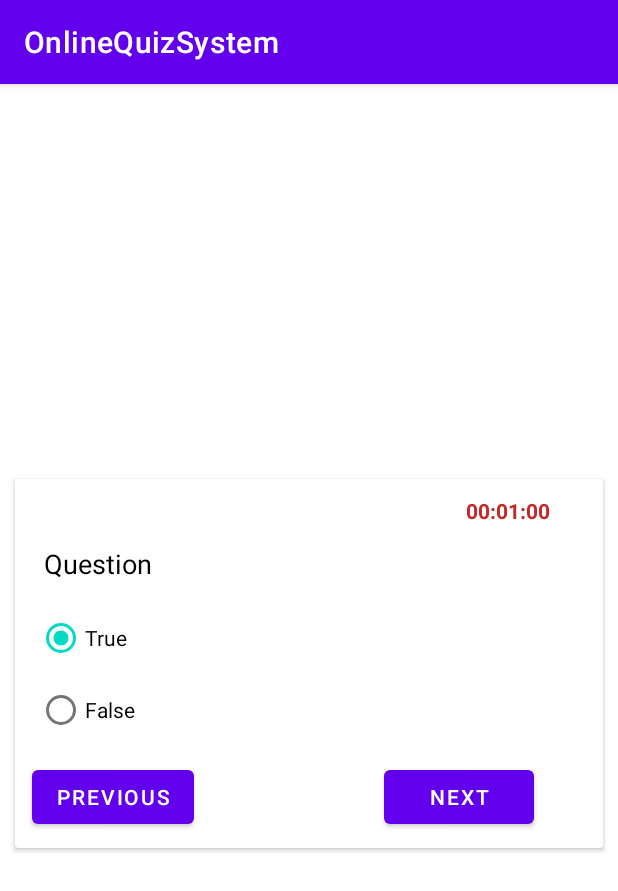
After one commit to ZaeemRiaz/Online-Quiz-System, an Android app: the AttemptQuiz screen opened directly, with no data from a screen before it, on a phone screen of 412 x 824 dp. The commit adds this screen. Shown: the top 891 px of the screen. Run offline under Robolectric (Android 15) with nearby library versions, the phone set to English and light mode, and no system bars.

Commit message:
attempt quiz files added

```diff
--- a/app/src/main/AndroidManifest.xml
+++ b/app/src/main/AndroidManifest.xml
@@ -9,7 +9,9 @@
         android:roundIcon="@mipmap/ic_launcher_round"
         android:supportsRtl="true"
         android:theme="@style/Theme.OnlineQuizSystem">
-        <activity android:name=".Login"></activity>
+        <activity android:name=".AttemptQuiz" />
+        <activity android:name=".ListOfQuizesStudentSide" />
+        <activity android:name=".Login" />
         <activity android:name=".InstructorAddEditQuestion" />
         <activity android:name=".InstructorQuizListActivity" />
         <activity android:name=".InstructorQuizBankListActivity" />
--- /dev/null
+++ b/app/src/main/java/com/se/onlinequizsystem/AttemptQuiz.java
@@ -0,0 +1,14 @@
+package com.se.onlinequizsystem;
+
+import androidx.appcompat.app.AppCompatActivity;
+
+import android.os.Bundle;
+
+public class AttemptQuiz extends AppCompatActivity {
+
+    @Override
+    protected void onCreate(Bundle savedInstanceState) {
+        super.onCreate(savedInstanceState);
+        setContentView(R.layout.attempt_quiz_truefalse);
+    }
+}
--- /dev/null
+++ b/app/src/main/res/layout/attempt_quiz_truefalse.xml
@@ -0,0 +1,114 @@
+<?xml version="1.0" encoding="utf-8"?>
+<androidx.constraintlayout.widget.ConstraintLayout xmlns:android="http://schemas.android.com/apk/res/android"
+    xmlns:app="http://schemas.android.com/apk/res-auto"
+    xmlns:tools="http://schemas.android.com/tools"
+    android:orientation="horizontal" android:layout_width="match_parent"
+    android:layout_height="match_parent">
+
+
+    <androidx.cardview.widget.CardView
+        android:layout_marginRight="10dp"
+        android:layout_marginLeft="10dp"
+        android:layout_marginTop="10dp"
+        android:layout_marginBottom="5dp"
+        android:paddingBottom="15dp"
+        android:layout_width="match_parent"
+        android:layout_height="wrap_content"
+        app:layout_constraintBottom_toBottomOf="parent"
+        app:layout_constraintEnd_toEndOf="parent"
+        app:layout_constraintStart_toStartOf="parent"
+        app:layout_constraintTop_toTopOf="parent">
+
+        <androidx.constraintlayout.widget.ConstraintLayout
+            android:layout_width="match_parent"
+            android:layout_height="wrap_content"
+            android:layout_marginBottom="10dp">
+
+
+            <TextView
+                android:id="@+id/mcq_tf_question"
+                android:layout_width="wrap_content"
+                android:layout_height="wrap_content"
+                android:text=" Question"
+                android:textColor="@color/black"
+                android:textSize="18sp"
+                app:layout_constraintBottom_toBottomOf="parent"
+                app:layout_constraintEnd_toEndOf="parent"
+                app:layout_constraintHorizontal_bias="0.046"
+                app:layout_constraintStart_toStartOf="parent"
+                app:layout_constraintTop_toTopOf="parent"
+                app:layout_constraintVertical_bias="0.208" />
+
+            <RadioGroup
+                android:id="@+id/mcq_tf_myRadioGroup"
+                android:layout_width="wrap_content"
+
+                android:layout_height="wrap_content"
+                android:paddingBottom="10dp"
+                android:checkedButton="@+id/mcq_tf_sound"
+                app:layout_constraintBottom_toBottomOf="parent"
+                app:layout_constraintEnd_toEndOf="parent"
+                app:layout_constraintHorizontal_bias="0.0"
+                app:layout_constraintStart_toStartOf="@+id/mcq_tf_question"
+                app:layout_constraintTop_toBottomOf="@+id/mcq_tf_question"
+                app:layout_constraintVertical_bias="0.22000003">
+
+                <RadioButton
+                    android:id="@+id/mcq_tf_sound"
+                    android:layout_width="wrap_content"
+                    android:layout_height="wrap_content"
+                    android:text="True" />
+
+                <RadioButton
+                    android:id="@+id/mcq_tf_vibration"
+                    android:layout_width="wrap_content"
+                    android:layout_height="wrap_content"
+                    android:text="False" />
+
+            </RadioGroup>
+
+            <Button
+                android:id="@+id/mcq_tf_Next_button"
+                android:layout_width="100dp"
+                android:layout_height="wrap_content"
+                android:text="Next"
+                app:layout_constraintBottom_toBottomOf="parent"
+                app:layout_constraintEnd_toEndOf="parent"
+                app:layout_constraintHorizontal_bias="0.842"
+                app:layout_constraintStart_toStartOf="parent"
+                app:layout_constraintTop_toBottomOf="@+id/mcq_tf_myRadioGroup"
+
+                app:layout_constraintVertical_bias="0.0" />
+
+
+            <TextView
+                android:id="@+id/mcq_tf_timer"
+                android:layout_width="wrap_content"
+                android:layout_height="wrap_content"
+                android:text="00:01:00"
+                android:textStyle="bold"
+                android:textColor="#C62828"
+                app:layout_constraintBottom_toTopOf="@+id/mcq_tf_question"
+                app:layout_constraintEnd_toEndOf="parent"
+                app:layout_constraintHorizontal_bias="0.895"
+                app:layout_constraintStart_toStartOf="parent"
+                app:layout_constraintTop_toTopOf="parent"
+                app:layout_constraintVertical_bias="0.457" />
+
+            <Button
+                android:id="@+id/mcq_tf_button4"
+                android:layout_width="wrap_content"
+                android:layout_height="wrap_content"
+                android:text="Previous"
+
+                app:layout_constraintEnd_toStartOf="@+id/mcq_tf_Next_button"
+                app:layout_constraintHorizontal_bias="0.08"
+                app:layout_constraintStart_toStartOf="parent"
+                app:layout_constraintTop_toTopOf="@+id/mcq_tf_Next_button" />
+
+        </androidx.constraintlayout.widget.ConstraintLayout>
+
+
+    </androidx.cardview.widget.CardView>
+
+</androidx.constraintlayout.widget.ConstraintLayout>
```
Also changed, not shown: app/src/main/java/com/se/onlinequizsystem/ListOfQuizesStudentSide.java (added, +14 -0 lines), app/src/main/java/com/se/onlinequizsystem/MainActivity.java (+7 -0 lines), app/src/main/res/layout/activity_attempt_quiz.xml (added, +57 -0 lines), app/src/main/res/layout/activity_list_of_quizes_student_side.xml (added, +27 -0 lines), app/src/main/res/layout/activity_main.xml (+8 -0 lines), app/src/main/res/layout/attempt_quiz_mcq_multiple_ans.xml (added, +124 -0 lines), app/src/main/res/layout/attempt_quiz_mcq_single_ans.xml (added, +119 -0 lines), app/src/main/res/layout/attempt_quiz_subejective_multple_words.xml (added, +98 -0 lines), app/src/main/res/layout/attempt_quiz_subjective_ow.xml (added, +98 -0 lines).
